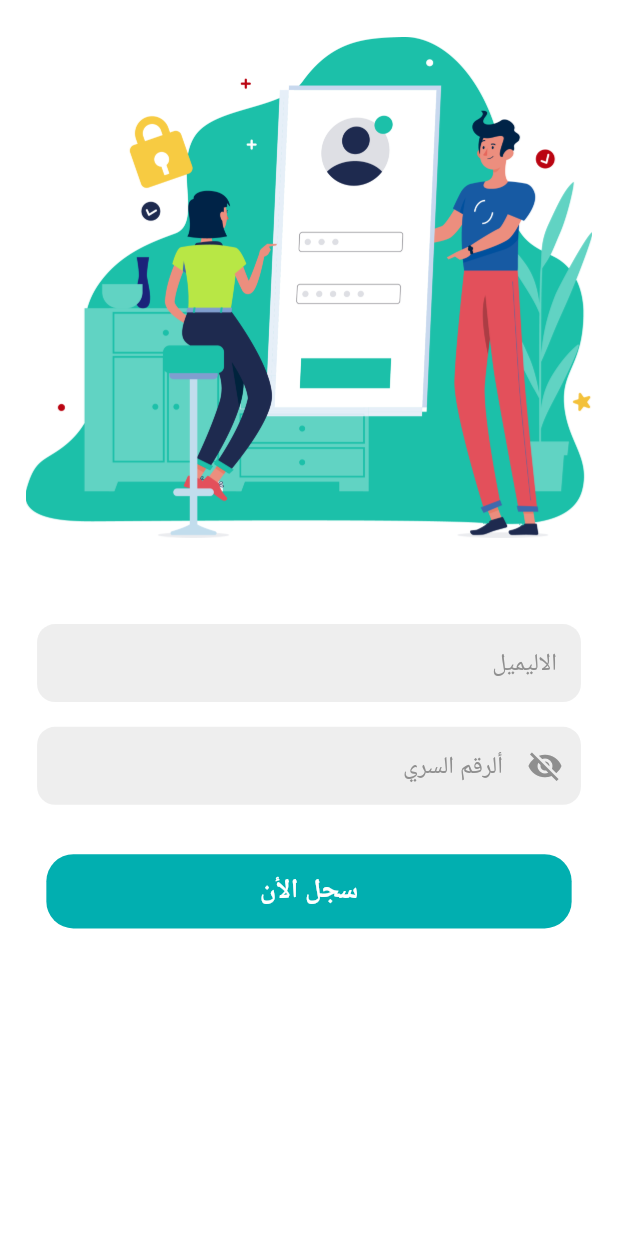
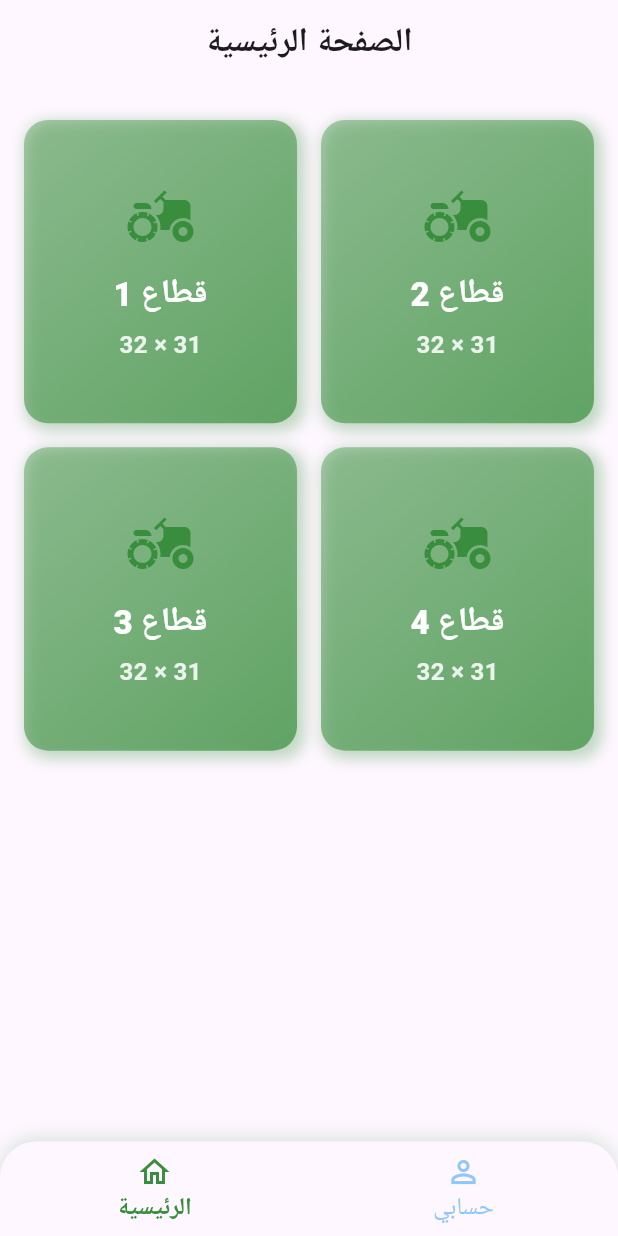
Before and after one commit to MohamedSalama0/elamanah_app, a Flutter app: the screen it shows after launch, on a phone screen of 412 x 824 dp. Run offline on Flutter 3.47's test engine with Material 3 defaults, Android fonts, the phone set to English and light mode, and no system bars; our stand-ins replace firebase_auth, firebase_core, flutter_bloc, flutter_screenutil, image_picker, permission_handler; accounts and stored records are empty; Roboto replaces fonts that are missing (Montserrat).

Commit message:
add home screen and the palms screen

```diff
--- a/lib/main.dart
+++ b/lib/main.dart
@@ -1,5 +1,5 @@
 import 'package:farm_project/core/cubits/auth/auth_cubit.dart';
-import 'package:farm_project/src/presentation/auth/signin/signin_screen.dart';
+import 'package:farm_project/src/presentation/home/home_screen.dart';
 import 'package:firebase_core/firebase_core.dart';
 import 'package:flutter/material.dart';
 import 'package:flutter_bloc/flutter_bloc.dart';
@@ -16,11 +16,33 @@ class MyApp extends StatelessWidget {
   @override
   Widget build(BuildContext context) {
     return MultiBlocProvider(
-      providers: [BlocProvider(create: (ctx) => AuthCubit())],
+      providers: [
+        BlocProvider(create: (ctx) => AuthCubit()),
+      ],
       child: MaterialApp(
-        title: 'Flutter',
+        title: 'Farm Management',
         debugShowCheckedModeBanner: false,
-        home: const SignInScreen(),
+        theme: ThemeData(
+          colorScheme: ColorScheme.fromSeed(
+            seedColor: Colors.deepPurple,
+            primary: Colors.green.shade700,
+            secondary: Colors.blue.shade400,
+          ),
+          textTheme: const TextTheme(
+            titleLarge: TextStyle(
+              fontSize: 22,
+              fontWeight: FontWeight.bold,
+            ),
+            bodyMedium: TextStyle(
+              fontSize: 16,
+            ),
+          ),
+          iconTheme: const IconThemeData(
+            size: 48,
+          ),
+          useMaterial3: true,
+        ),
+        home: const HomeScreen(),
       ),
     );
   }
--- /dev/null
+++ b/lib/src/presentation/farm/farm_screen.dart
@@ -0,0 +1,32 @@
+import 'package:farm_project/src/presentation/palm/palms_screen.dart';
+import 'package:farm_project/src/widgets/square_card.dart';
+import 'package:flutter/material.dart';
+
+class FarmScreen extends StatelessWidget {
+  const FarmScreen({
+    super.key,
+  });
+
+  @override
+  Widget build(BuildContext context) {
+    return GridView.builder(
+      itemCount: 4, // can be dynamic later
+      gridDelegate: const SliverGridDelegateWithFixedCrossAxisCount(
+        crossAxisCount: 2,
+        crossAxisSpacing: 16,
+        mainAxisSpacing: 16,
+        childAspectRatio: 0.9,
+      ),
+      itemBuilder: (context, index) {
+        return SquareCard(
+          title: 'قطاع ${index + 1}',
+          gridSize: '32 × 31',
+          onTap: () {
+            Navigator.push(context, MaterialPageRoute(builder: (context)=>PalmsScreen()));
+            // TODO: Navigate to Square Details Screen
+          },
+        );
+      },
+    );
+  }
+}
--- a/lib/src/presentation/home/home_screen.dart
+++ b/lib/src/presentation/home/home_screen.dart
@@ -1,4 +1,6 @@
-import 'package:farm_project/core/utils/custom_extension_and_checkers.dart';
+import 'package:farm_project/src/presentation/auth/profile/profile_screen.dart';
+import 'package:farm_project/src/presentation/farm/farm_screen.dart';
+import 'package:farm_project/src/widgets/custom_bottom_navbar.dart';
 import 'package:flutter/material.dart';
 
 class HomeScreen extends StatefulWidget {
@@ -9,64 +11,32 @@ class HomeScreen extends StatefulWidget {
 }
 
 class _HomeScreenState extends State<HomeScreen> {
-  List<String> list = ['25 فدان مجدول', '25 فدان مجدول', '25 فدان مجدول'];
+  int screenIndex = 0;
+  List<Widget> screens = [];
+  @override
+  void initState() {
+    super.initState();
+    screens = [
+      FarmScreen(),
+      ProfileScreen(),
+    ];
+  }
   @override
   Widget build(BuildContext context) {
     return Scaffold(
-      bottomNavigationBar: BottomNavigationBar(
-        items: [
-          BottomNavigationBarItem(icon: Icon(Icons.home), label: 'ألرئيسية'),
-          BottomNavigationBarItem(
-            icon: Icon(Icons.person),
-            label: 'الصفحة الشخصية',
-          ),
-        ],
-      ),
       appBar: AppBar(
         title: const Text("الصفحة الرئيسية"),
-        leading: SizedBox.shrink(),
         centerTitle: true,
+        leading: const SizedBox.shrink(), // removes back button
       ),
-      body: GridView.builder(
-        shrinkWrap: true,
-        padding: EdgeInsets.only(top: sizedH(context) * 0.12),
-        itemCount: 4,
-
-        gridDelegate: SliverGridDelegateWithFixedCrossAxisCount(
-          childAspectRatio: 0.9,
-          mainAxisSpacing: 8,
-          crossAxisSpacing: 8,
-          crossAxisCount: 2,
-        ),
-        itemBuilder: (context, i) {
-          return Container(
-            margin: const EdgeInsets.all(8),
-            padding: const EdgeInsets.all(12),
-            decoration: BoxDecoration(
-              border: Border.all(color: Colors.red, width: 2),
-              borderRadius: BorderRadius.circular(8),
-            ),
-            child: Column(
-              mainAxisAlignment: MainAxisAlignment.center,
-              children: [
-                Text(
-                  'قطاع ${i + 1} ',
-                  style: const TextStyle(
-                    color: Colors.red,
-                    fontWeight: FontWeight.bold,
-                    fontSize: 16,
-                  ),
-                ),
-                const SizedBox(height: 10),
-                Column(
-                  children: [
-                    Text('32 x 31', style: const TextStyle(fontSize: 16)),
-                  ],
-                ),
-              ],
-            ),
-          );
-        },
+      bottomNavigationBar: CustomBottomNavBar(currentIndex: screenIndex, onTap: (index){
+        setState(() {
+          screenIndex = index;
+        });
+      }),
+      body: Padding(
+        padding: const EdgeInsets.symmetric(horizontal: 16, vertical: 24),
+        child: screens[screenIndex],
       ),
     );
   }
--- /dev/null
+++ b/lib/src/widgets/custom_bottom_navbar.dart
@@ -0,0 +1,57 @@
+import 'package:flutter/material.dart';
+
+class CustomBottomNavBar extends StatelessWidget {
+  final int currentIndex;
+  final Function(int) onTap;
+
+  const CustomBottomNavBar({
+    super.key,
+    required this.currentIndex,
+    required this.onTap,
+  });
+
+  @override
+  Widget build(BuildContext context) {
+    final theme = Theme.of(context);
+
+    return Container(
+      decoration: BoxDecoration(
+        color: theme.colorScheme.background,
+        borderRadius: const BorderRadius.only(
+          topLeft: Radius.circular(24),
+          topRight: Radius.circular(24),
+        ),
+        boxShadow: [
+          BoxShadow(
+            color: theme.colorScheme.primary.withAlpha(50),
+            blurRadius: 10,
+            offset: const Offset(0, -2),
+          ),
+        ],
+      ),
+      child: BottomNavigationBar(
+        backgroundColor: Colors.transparent,
+        elevation: 0,
+        currentIndex: currentIndex,
+        onTap: onTap,
+        selectedItemColor: theme.colorScheme.primary,
+        unselectedItemColor: theme.colorScheme.secondary.withAlpha(150),
+        selectedLabelStyle: theme.textTheme.bodyMedium?.copyWith(
+          fontWeight: FontWeight.bold,
+        ),
+        unselectedLabelStyle: theme.textTheme.bodyMedium,
+        items: const [
+          BottomNavigationBarItem(
+            icon: Icon(Icons.home_outlined),
+            label: 'الرئيسية',
+          ),
+          BottomNavigationBarItem(
+            icon: Icon(Icons.person_outline),
+            label: 'حسابي',
+          ),
+        ],
+        type: BottomNavigationBarType.fixed,
+      ),
+    );
+  }
+}
--- /dev/null
+++ b/lib/src/widgets/square_card.dart
@@ -0,0 +1,74 @@
+import 'package:flutter/material.dart';
+
+class SquareCard extends StatelessWidget {
+  final String title;
+  final String gridSize;
+  final VoidCallback onTap;
+
+  const SquareCard({
+    super.key,
+    required this.title,
+    required this.gridSize,
+    required this.onTap,
+  });
+
+  @override
+  Widget build(BuildContext context) {
+    final theme = Theme.of(context);
+
+    return GestureDetector(
+      onTap: onTap,
+      child: AnimatedContainer(
+        duration: const Duration(milliseconds: 200),
+        curve: Curves.easeInOut,
+        decoration: BoxDecoration(
+          gradient: LinearGradient(
+            colors: [
+              theme.colorScheme.primary.withAlpha(100),
+              theme.colorScheme.primary.withAlpha(180),
+            ],
+            begin: Alignment.topLeft,
+            end: Alignment.bottomRight,
+          ),
+          borderRadius: BorderRadius.circular(16),
+          boxShadow: [
+            BoxShadow(
+              color: theme.colorScheme.primary.withAlpha(80),
+              spreadRadius: 2,
+              blurRadius: 8,
+              offset: const Offset(3, 3),
+            ),
+          ],
+        ),
+        padding: const EdgeInsets.all(16),
+        child: Column(
+          mainAxisAlignment: MainAxisAlignment.center,
+          children: [
+            Icon(
+              Icons.agriculture,
+              size: theme.iconTheme.size ?? 48,
+              color: theme.colorScheme.primary,
+            ),
+            const SizedBox(height: 12),
+            Text(
+              title,
+              textAlign: TextAlign.center,
+              style: theme.textTheme.titleLarge?.copyWith(
+                fontWeight: FontWeight.w800,
+                color: theme.colorScheme.onPrimary,
+              ),
+            ),
+            const SizedBox(height: 8),
+            Text(
+              gridSize,
+              style: theme.textTheme.bodyMedium?.copyWith(
+                fontWeight: FontWeight.w600,
+                color: theme.colorScheme.onPrimary.withAlpha(220),
+              ),
+            ),
+          ],
+        ),
+      ),
+    );
+  }
+}
```
Also changed, not shown: lib/src/presentation/auth/profile/profile_screen.dart (added, +10 -0 lines), lib/src/presentation/palm/palm_grid.dart (added, +197 -0 lines), lib/src/presentation/palm/palms_screen.dart (added, +17 -0 lines).
